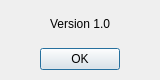
Above: qlot/versiondialog.ui from Harenome/qlot before the change. Below: the same form after it.
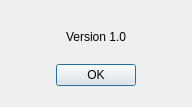
That is the form after the change. Icons and pictures are not drawn.

Diff of the .ui file:
```diff
--- a/qlot/versiondialog.ui
+++ b/qlot/versiondialog.ui
@@ -9,8 +9,8 @@
    <rect>
     <x>0</x>
     <y>0</y>
-    <width>160</width>
-    <height>80</height>
+    <width>192</width>
+    <height>107</height>
    </rect>
   </property>
   <property name="windowTitle">
@@ -20,15 +20,8 @@
    <iconset>
     <normaloff>../../images/qlot_512.svg</normaloff>../../images/qlot_512.svg</iconset>
   </property>
-  <widget class="QWidget" name="verticalLayoutWidget">
-   <property name="geometry">
-    <rect>
-     <x>0</x>
-     <y>0</y>
-     <width>160</width>
-     <height>80</height>
-    </rect>
-   </property>
+  <layout class="QGridLayout" name="gridLayout">
+   <item row="0" column="0">
    <layout class="QVBoxLayout" name="verticalLayout">
     <property name="leftMargin">
      <number>5</number>
@@ -90,7 +83,8 @@
      </layout>
     </item>
    </layout>
-  </widget>
+   </item>
+  </layout>
  </widget>
  <resources/>
  <connections>
```
Lines whose indentation alone changed are shown as unchanged.
